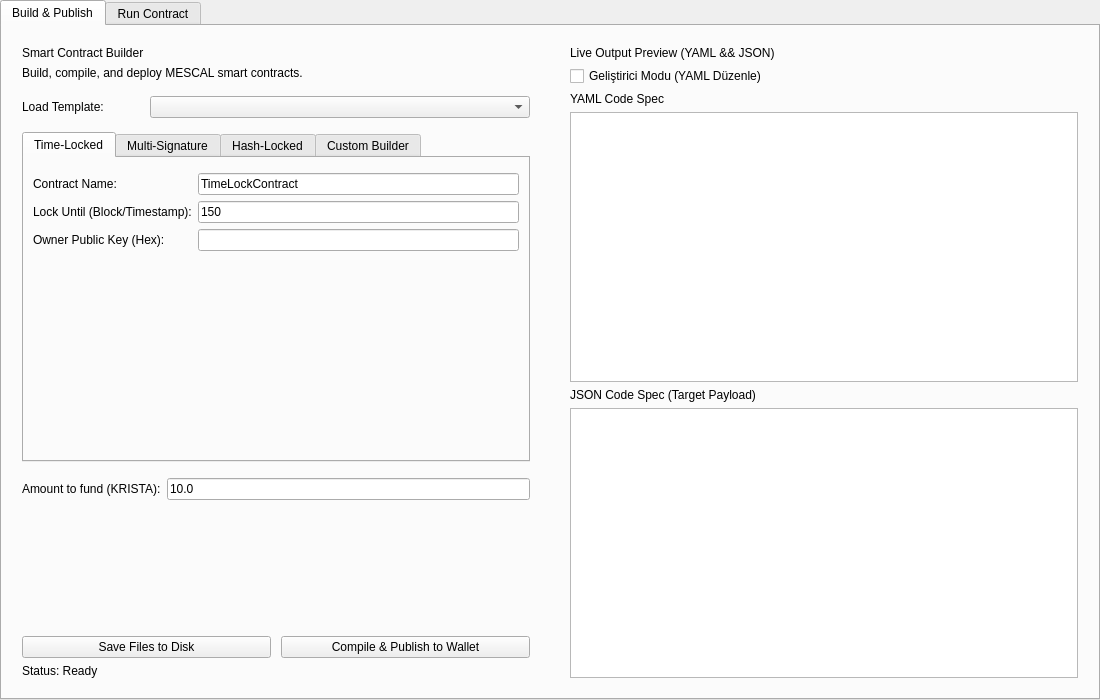
This is src/qt/kristatech/forms/smartcontractwidget.ui in bedri/KristaTech-KRISTA as Qt 5 draws it before an edit. The edited form follows.
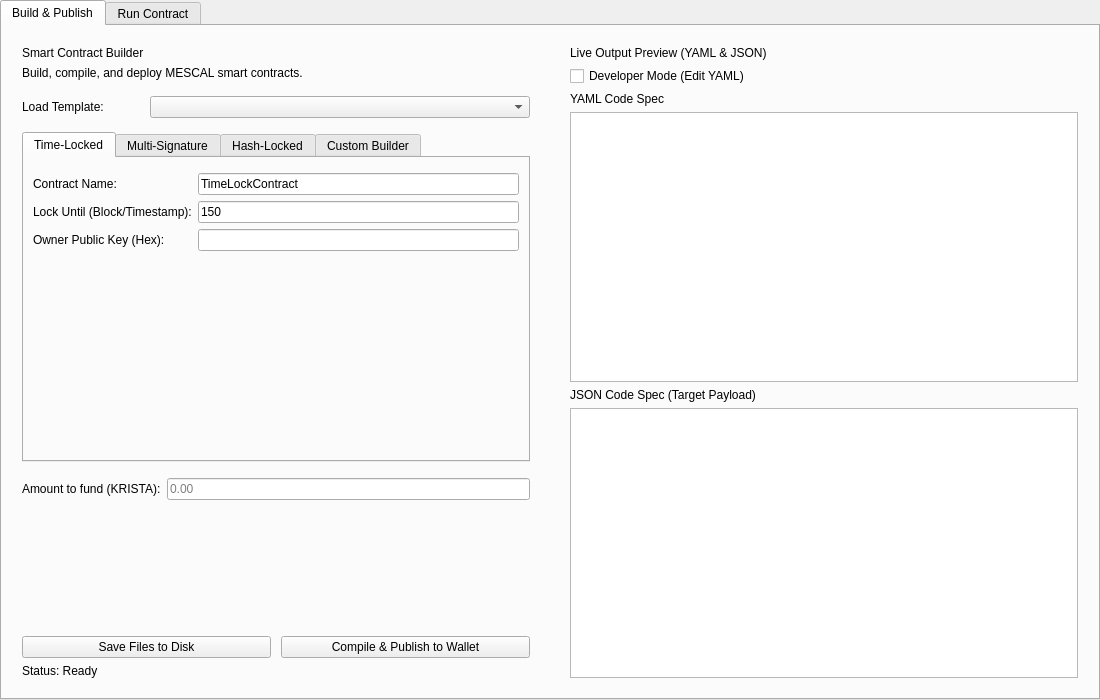
This is the edited form.

```diff
--- a/src/qt/kristatech/forms/smartcontractwidget.ui
+++ b/src/qt/kristatech/forms/smartcontractwidget.ui
@@ -463,7 +463,10 @@
             <item>
              <widget class="QLineEdit" name="lineEditAmount">
               <property name="text">
-               <string>10.0</string>
+               <string/>
+              </property>
+              <property name="placeholderText">
+               <string>0.00</string>
               </property>
              </widget>
             </item>
@@ -541,14 +544,14 @@
           <item>
            <widget class="QLabel" name="labelTitleRight">
             <property name="text">
-             <string>Live Output Preview (YAML &amp;&amp; JSON)</string>
+             <string>Live Output Preview (YAML &amp; JSON)</string>
             </property>
            </widget>
           </item>
           <item>
            <widget class="QCheckBox" name="cbDeveloperMode">
             <property name="text">
-             <string>Geliştirici Modu (YAML Düzenle)</string>
+             <string>Developer Mode (Edit YAML)</string>
             </property>
            </widget>
           </item>
```
